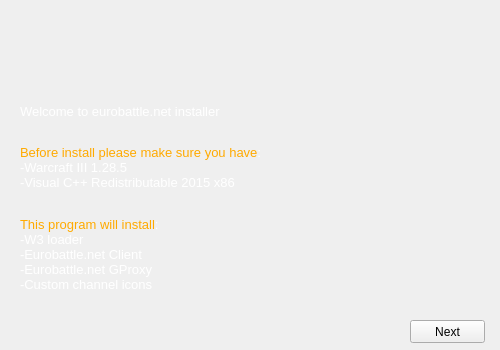
This is installer/window0.ui in cen1/xpam-installer as Qt 5 draws it before an edit. The edited form follows.
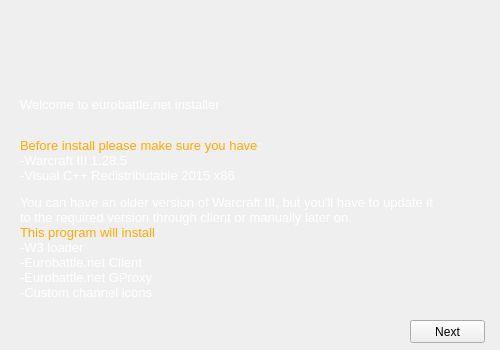
This is the edited form. Icons and pictures are not drawn.

Patch:
```diff
--- a/installer/window0.ui
+++ b/installer/window0.ui
@@ -85,7 +85,7 @@
        </rect>
       </property>
       <property name="text">
-       <string>&lt;html&gt;&lt;head/&gt;&lt;body&gt;&lt;p&gt;&lt;span style=&quot; font-size:10pt;&quot;&gt;Welcome to eurobattle.net installer&lt;br/&gt;&lt;/span&gt;&lt;/p&gt;&lt;p&gt;&lt;span style=&quot; font-size:10pt; color:#ffaa00;&quot;&gt;Before install please make sure you have&lt;/span&gt;&lt;span style=&quot; font-size:10pt;&quot;&gt;:&lt;br/&gt;-Warcraft III 1.28.5&lt;br/&gt;-Visual C++ Redistributable 2015 x86&lt;/span&gt;&lt;/p&gt;&lt;p&gt;&lt;span style=&quot; font-size:10pt;&quot;&gt;&lt;br/&gt;&lt;/span&gt;&lt;span style=&quot; font-size:10pt; color:#ffaa00;&quot;&gt;This program will install&lt;/span&gt;&lt;span style=&quot; font-size:10pt;&quot;&gt;:&lt;br/&gt;-W3 loader&lt;br/&gt;-Eurobattle.net Client&lt;br/&gt;-Eurobattle.net GProxy&lt;br/&gt;-Custom channel icons&lt;br/&gt;&lt;/span&gt;&lt;/p&gt;&lt;/body&gt;&lt;/html&gt;</string>
+       <string>&lt;html&gt;&lt;head/&gt;&lt;body&gt;&lt;p&gt;&lt;span style=&quot; font-size:10pt;&quot;&gt;Welcome to eurobattle.net installer&lt;br/&gt;&lt;/span&gt;&lt;/p&gt;&lt;p&gt;&lt;span style=&quot; font-size:10pt; color:#ffaa00;&quot;&gt;Before install please make sure you have&lt;/span&gt;&lt;span style=&quot; font-size:10pt;&quot;&gt;:&lt;br/&gt;-Warcraft III 1.28.5&lt;br/&gt;-Visual C++ Redistributable 2015 x86&lt;/span&gt;&lt;/p&gt;&lt;p&gt;&lt;span style=&quot; font-size:10pt;&quot;&gt;You can have an older version of Warcraft III, but you'll have to update it&lt;br/&gt;to the required version through client or manually later on.&lt;br/&gt;&lt;/span&gt;&lt;span style=&quot; font-size:10pt; color:#ffaa00;&quot;&gt;This program will install&lt;/span&gt;&lt;span style=&quot; font-size:10pt;&quot;&gt;:&lt;br/&gt;-W3 loader&lt;br/&gt;-Eurobattle.net Client&lt;br/&gt;-Eurobattle.net GProxy&lt;br/&gt;-Custom channel icons&lt;br/&gt;&lt;/span&gt;&lt;/p&gt;&lt;/body&gt;&lt;/html&gt;</string>
       </property>
      </widget>
      <widget class="QPushButton" name="nextButton_1">
```
Left out of the diff: 2 changed lines with no effect on the pictures.
